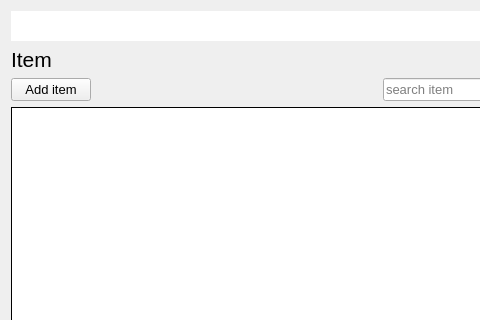
This is ui/item.ui in initprog/QPos as Qt 5 draws it before an edit; both pictures show x 0 to 480 and y 0 to 320 of the 694 by 617 pixel window. The edited form follows.
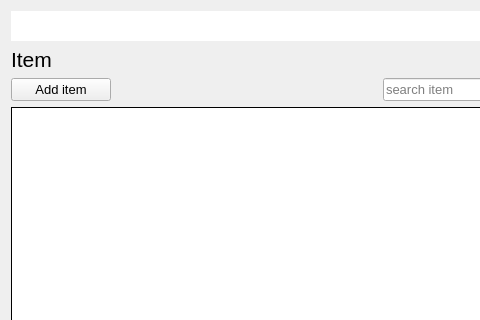
This is the edited form.

What changed in the file:
```diff
--- a/ui/item.ui
+++ b/ui/item.ui
@@ -65,6 +65,12 @@
       <layout class="QHBoxLayout" name="horizontalLayout_2">
        <item>
         <widget class="QPushButton" name="btnAddItem">
+         <property name="minimumSize">
+          <size>
+           <width>100</width>
+           <height>0</height>
+          </size>
+         </property>
          <property name="text">
           <string>Add item</string>
          </property>
```
